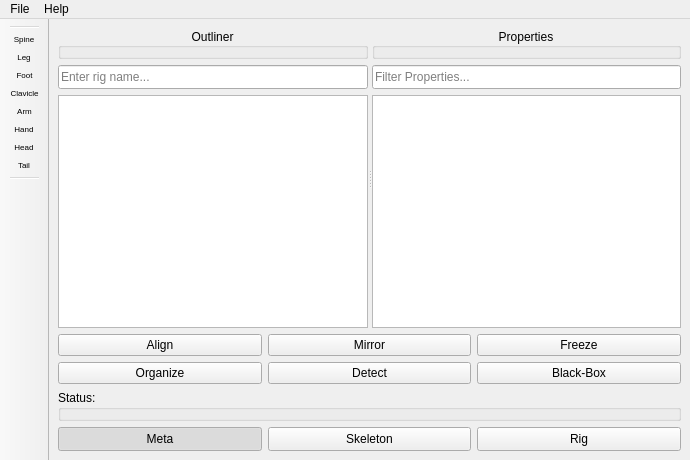
This is ui/qrigotron.ui in bhsingleton/rigotron as Qt 5 draws it before an edit. The edited form follows.
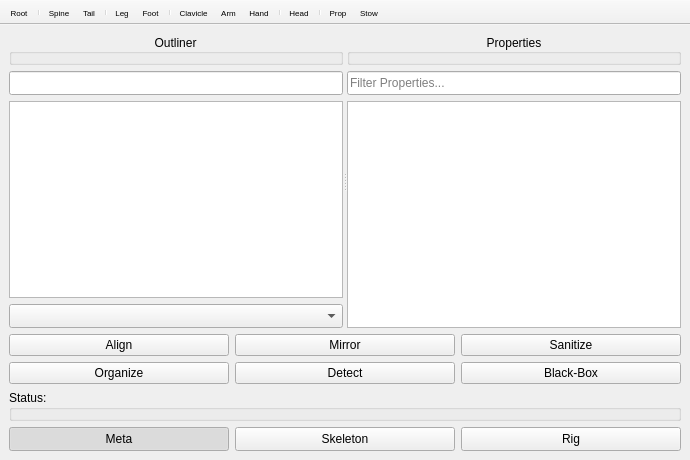
This is the edited form. Icons and pictures are not drawn.

Patch:
```diff
--- a/ui/qrigotron.ui
+++ b/ui/qrigotron.ui
@@ -46,7 +46,7 @@
         <item>
          <widget class="QGroupBox" name="outlinerHeader">
           <property name="sizePolicy">
-           <sizepolicy hsizetype="Preferred" vsizetype="Fixed">
+           <sizepolicy hsizetype="Expanding" vsizetype="Fixed">
             <horstretch>0</horstretch>
             <verstretch>0</verstretch>
            </sizepolicy>
@@ -63,40 +63,31 @@
          </widget>
         </item>
         <item>
-         <widget class="QWidget" name="nameWidget" native="true">
-          <layout class="QHBoxLayout" name="horizontalLayout">
-           <property name="leftMargin">
-            <number>0</number>
-           </property>
-           <property name="topMargin">
-            <number>0</number>
-           </property>
-           <property name="rightMargin">
-            <number>0</number>
-           </property>
-           <property name="bottomMargin">
-            <number>0</number>
-           </property>
-           <item>
-            <widget class="QLineEdit" name="nameLineEdit">
-             <property name="minimumSize">
-              <size>
-               <width>0</width>
-               <height>24</height>
-              </size>
-             </property>
-             <property name="maximumSize">
-              <size>
-               <width>16777215</width>
-               <height>24</height>
-              </size>
-             </property>
-             <property name="placeholderText">
-              <string>Enter rig name...</string>
-             </property>
-            </widget>
-           </item>
-          </layout>
+         <widget class="QLineEdit" name="nameLineEdit">
+          <property name="sizePolicy">
+           <sizepolicy hsizetype="Expanding" vsizetype="Fixed">
+            <horstretch>0</horstretch>
+            <verstretch>0</verstretch>
+           </sizepolicy>
+          </property>
+          <property name="minimumSize">
+           <size>
+            <width>0</width>
+            <height>24</height>
+           </size>
+          </property>
+          <property name="maximumSize">
+           <size>
+            <width>16777215</width>
+            <height>24</height>
+           </size>
+          </property>
+          <property name="readOnly">
+           <bool>true</bool>
+          </property>
+          <property name="placeholderText">
+           <string/>
+          </property>
          </widget>
         </item>
         <item>
@@ -116,6 +107,37 @@
           <property name="alternatingRowColors">
            <bool>true</bool>
           </property>
+          <property name="uniformRowHeights">
+           <bool>true</bool>
+          </property>
+          <attribute name="headerMinimumSectionSize">
+           <number>50</number>
+          </attribute>
+          <attribute name="headerDefaultSectionSize">
+           <number>200</number>
+          </attribute>
+         </widget>
+        </item>
+        <item>
+         <widget class="QComboBox" name="attachmentComboBox">
+          <property name="sizePolicy">
+           <sizepolicy hsizetype="Expanding" vsizetype="Fixed">
+            <horstretch>0</horstretch>
+            <verstretch>0</verstretch>
+           </sizepolicy>
+          </property>
+          <property name="minimumSize">
+           <size>
+            <width>0</width>
+            <height>24</height>
+           </size>
+          </property>
+          <property name="maximumSize">
+           <size>
+            <width>16777215</width>
+            <height>24</height>
+           </size>
+          </property>
          </widget>
         </item>
        </layout>
@@ -137,7 +159,7 @@
         <item>
          <widget class="QGroupBox" name="propertyHeader">
           <property name="sizePolicy">
-           <sizepolicy hsizetype="Preferred" vsizetype="Fixed">
+           <sizepolicy hsizetype="Expanding" vsizetype="Fixed">
             <horstretch>0</horstretch>
             <verstretch>0</verstretch>
            </sizepolicy>
@@ -183,6 +205,15 @@
           <property name="alternatingRowColors">
            <bool>true</bool>
           </property>
+          <property name="uniformRowHeights">
+           <bool>true</bool>
+          </property>
+          <attribute name="headerMinimumSectionSize">
+           <number>50</number>
+          </attribute>
+          <attribute name="headerDefaultSectionSize">
+           <number>200</number>
+          </attribute>
          </widget>
         </item>
        </layout>
@@ -227,7 +258,7 @@
        <item row="0" column="2">
         <widget class="QPushButton" name="freezePushButton">
          <property name="text">
-          <string>Freeze</string>
+          <string>Sanitize</string>
          </property>
         </widget>
        </item>
@@ -380,7 +411,7 @@
   </widget>
   <widget class="QToolBar" name="mainToolbar">
    <property name="sizePolicy">
-    <sizepolicy hsizetype="Fixed" vsizetype="Preferred">
+    <sizepolicy hsizetype="Preferred" vsizetype="Fixed">
      <horstretch>0</horstretch>
      <verstretch>0</verstretch>
     </sizepolicy>
@@ -397,7 +428,7 @@
     <bool>false</bool>
    </property>
    <property name="orientation">
-    <enum>Qt::Vertical</enum>
+    <enum>Qt::Horizontal</enum>
    </property>
    <property name="iconSize">
     <size>
@@ -412,48 +443,27 @@
     <bool>true</bool>
    </property>
    <attribute name="toolBarArea">
-    <enum>LeftToolBarArea</enum>
+    <enum>TopToolBarArea</enum>
    </attribute>
    <attribute name="toolBarBreak">
     <bool>false</bool>
    </attribute>
+   <addaction name="addRootComponentAction"/>
    <addaction name="separator"/>
    <addaction name="addSpineComponentAction"/>
+   <addaction name="addTailComponentAction"/>
+   <addaction name="separator"/>
    <addaction name="addLegComponentAction"/>
    <addaction name="addFootComponentAction"/>
+   <addaction name="separator"/>
    <addaction name="addClavicleComponentAction"/>
    <addaction name="addArmComponentAction"/>
    <addaction name="addHandComponentAction"/>
+   <addaction name="separator"/>
    <addaction name="addHeadComponentAction"/>
-   <addaction name="addTailComponentAction"/>
    <addaction name="separator"/>
-  </widget>
-  <widget class="QMenuBar" name="mainMenuBar">
-   <property name="geometry">
-    <rect>
-     <x>0</x>
-     <y>0</y>
-     <width>690</width>
-     <height>21</height>
-    </rect>
-   </property>
-   <widget class="QMenu" name="menuFile">
-    <property name="title">
-     <string>File</string>
-    </property>
-    <addaction name="newAction"/>
-    <addaction name="separator"/>
-    <addaction name="importAction"/>
-    <addaction name="exportAction"/>
-   </widget>
-   <widget class="QMenu" name="menuHelp">
-    <property name="title">
-     <string>Help</string>
-    </property>
-    <addaction name="usingRigotronAction"/>
-   </widget>
-   <addaction name="menuFile"/>
-   <addaction name="menuHelp"/>
+   <addaction name="addPropComponentAction"/>
+   <addaction name="addStowedComponentAction"/>
   </widget>
   <action name="addRootComponentAction">
    <property name="icon">
@@ -631,6 +641,39 @@
     <string>ClavicleComponent</string>
    </property>
   </action>
+  <action name="addPropComponentAction">
+   <property name="icon">
+    <iconset resource="resources.qrc">
+     <normaloff>:/rigotron/icons/PropComponent.svg</normaloff>:/rigotron/icons/PropComponent.svg</iconset>
+   </property>
+   <property name="text">
+    <string>Prop</string>
+   </property>
+   <property name="toolTip">
+    <string>Adds a prop to the selected component.</string>
+   </property>
+   <property name="statusTip">
+    <string/>
+   </property>
+   <property name="whatsThis">
+    <string>PropComponent</string>
+   </property>
+  </action>
+  <action name="addStowedComponentAction">
+   <property name="icon">
+    <iconset resource="resources.qrc">
+     <normaloff>:/rigotron/icons/StowedComponent.svg</normaloff>:/rigotron/icons/StowedComponent.svg</iconset>
+   </property>
+   <property name="text">
+    <string>Stow</string>
+   </property>
+   <property name="toolTip">
+    <string>Adds a stowed prop to the selected component.</string>
+   </property>
+   <property name="whatsThis">
+    <string>StowedComponent</string>
+   </property>
+  </action>
  </widget>
  <resources>
   <include location="resources.qrc"/>
```
Left out of the diff: 6 changed lines with no effect on the pictures.
